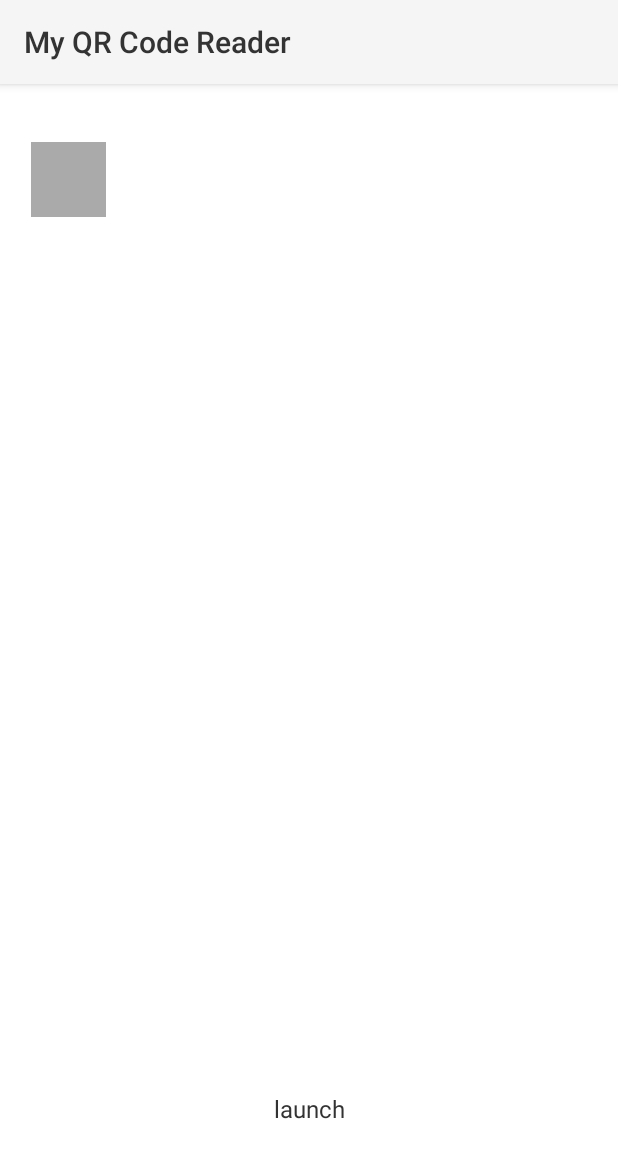
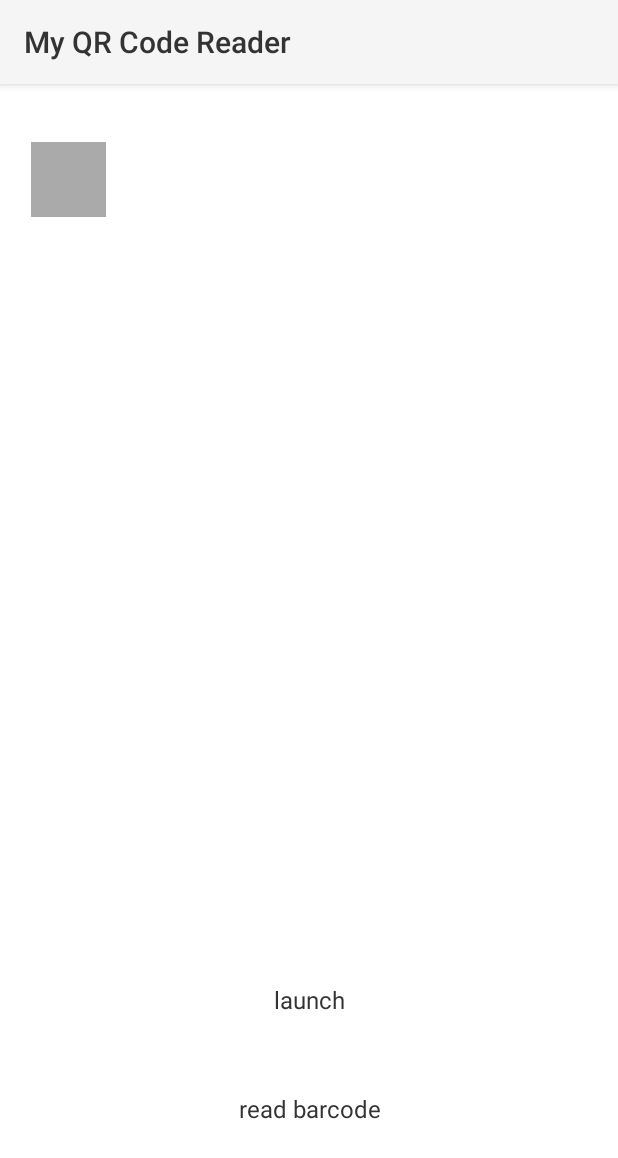
Before and after one commit to OSN-DEV/MyQrCodeReader, an Android app: the screen it shows after launch (MyQrCodeReaderMainActivity), on a phone screen of 412 x 824 dp. Shown: the top 1158 px of the screen. Run offline under Robolectric (Android 15) with nearby library versions, the phone set to English and light mode, and no system bars; our stand-ins replace EventBus; libraries missing offline, so code that uses them is left out: com.github.kittinunf.fuel, com.github.kittinunf.result; 1 statement that could not run was skipped.

Commit message:
Faviconの取得処理を追加。サイト名取得はまだ正規表現が未完成

```diff
--- a/src/app/build.gradle
+++ b/src/app/build.gradle
@@ -27,10 +27,9 @@ dependencies {
     implementation "org.jetbrains.kotlin:kotlin-stdlib-jre7:$kotlin_version"
     implementation 'com.android.support:appcompat-v7:28.0.0'
     implementation 'com.android.support.constraint:constraint-layout:1.1.3'
-//    implementation 'com.google.android.gms:play-services-vision:9.4.0+'
     implementation 'com.google.android.gms:play-services-vision:17.0.2'
-//    implementation 'com.google.android.gms:play-services-vision:16.0.0'
     implementation 'com.android.support:support-v4:28.0.0'
 
+    implementation 'com.github.kittinunf.fuel:fuel:1.12.0'
     implementation 'org.greenrobot:eventbus:3.1.1'
 }
--- a/src/app/src/main/AndroidManifest.xml
+++ b/src/app/src/main/AndroidManifest.xml
@@ -5,6 +5,7 @@
     <uses-feature android:name="android.hardware.camera"/>
 
     <uses-permission android:name="android.permission.CAMERA"/>
+    <uses-permission android:name="android.permission.INTERNET"/>
 
     <application
       android:allowBackup="true"
--- a/src/app/src/main/java/tenpokei/java_conf/gr/jp/myqrcodereader/BarcodeCaptureFragment.kt
+++ b/src/app/src/main/java/tenpokei/java_conf/gr/jp/myqrcodereader/BarcodeCaptureFragment.kt
@@ -45,7 +45,7 @@ class BarcodeCaptureFragment : Fragment(), BarcodeGraphicTracker.BarcodeUpdateLi
 
 
     interface OnBarcodeDetectedListener {
-        fun onBarcodeDetected(value: String?)
+        fun onBarcodeDetected(displayValue: String?)
     }
 
     private var _barcodeDetectedListener: OnBarcodeDetectedListener? = null
--- a/src/app/src/main/java/tenpokei/java_conf/gr/jp/myqrcodereader/CaptureResultFragment.kt
+++ b/src/app/src/main/java/tenpokei/java_conf/gr/jp/myqrcodereader/CaptureResultFragment.kt
@@ -1,22 +1,48 @@
 package tenpokei.java_conf.gr.jp.myqrcodereader
 
+import android.net.Uri
 import android.os.Bundle
 import android.support.v4.app.Fragment
+import android.util.Log
 import android.view.LayoutInflater
 import android.view.View
 import android.view.ViewGroup
+import android.widget.ImageView
 import android.widget.TextView
+import com.github.kittinunf.fuel.httpGet
 import org.greenrobot.eventbus.EventBus
 import org.greenrobot.eventbus.ThreadMode
 import org.greenrobot.eventbus.Subscribe
+import com.github.kittinunf.result.Result
+import tenpokei.java_conf.gr.jp.myqrcodereader.data.AppDatabase
+import android.graphics.BitmapFactory
+import android.graphics.Bitmap
+import android.os.Handler
+import android.os.Looper
+import java.util.regex.Pattern
+
 
 /**
  * show result of qr code capture
  */
 class CaptureResultFragment : Fragment() {
+    // KotlinでHTTP通信（FuelとHttpURLConnection）
+    // https://qiita.com/naoi/items/8df1409ad48ad8f3c632
 
-    private var _value: String = ""
-    private lateinit var _displayValue: TextView
+    // AndroidでのBitmap/JPEG/byte配列の相互変換
+    // https://qiita.com/aymikmts/items/7139fa6c4da3b57cb4fc
+
+    // How to convert image to byte array and byte array to image in Java
+    // http://mrbool.com/how-to-convert-image-to-byte-array-and-byte-array-to-image-in-java/25136
+
+    private val FaviconUrl = "http://www.google.com/s2/favicons?domain="
+    private lateinit var _database: AppDatabase
+    private var _id: Long = -1
+    private val LogTag = "MyQuCodeReader"
+
+    private lateinit var _displayValueTextView: TextView
+    private lateinit var _siteIcon: ImageView
+    private lateinit var _siteName: TextView
 
     //==============================================================================================
     // Fragment
@@ -24,9 +50,17 @@ class CaptureResultFragment : Fragment() {
     override fun onCreateView(inflater: LayoutInflater, container: ViewGroup?,
                               savedInstanceState: Bundle?): View? {
         val view = inflater.inflate(R.layout.fragment_capture_result, container, false)
-        _displayValue = view.findViewById(R.id.display_value)
-        _displayValue.text = _value
+        _displayValueTextView = view.findViewById(R.id.display_value)
+        _siteName = view.findViewById(R.id.site_name)
+        _siteIcon = view.findViewById(R.id.site_icon)
         return view
+    }
+
+    override fun onActivityCreated(savedInstanceState: Bundle?) {
+        super.onActivityCreated(savedInstanceState)
+        if (activity != null) {
+            _database = AppDatabase(activity!!.applicationContext)
+        }
     }
 
     override fun onStart() {
@@ -40,14 +74,6 @@ class CaptureResultFragment : Fragment() {
     }
 
 
-    //==============================================================================================
-    // Public Method
-    //==============================================================================================
-    fun showResult(displayValue: String) {
-        _value = displayValue
-        _displayValue.text = _value
-    }
-
 
     //==============================================================================================
     // Event Bus
@@ -55,7 +81,64 @@ class CaptureResultFragment : Fragment() {
     @SuppressWarnings("unused")
     @Subscribe(sticky = true, threadMode = ThreadMode.MAIN)
     fun onMessageEvent(event: BarcodeDetectEvent) {
-        _displayValue.text = event.displayValue
+        showResult(event.displayValue)
+    }
+
+
+
+    //==============================================================================================
+    // Private Method
+    //==============================================================================================
+    /**
+     * show detected result
+     */
+    private fun showResult(displayValue: String) {
+        _displayValueTextView.text = displayValue
+        _id = _database.createHistory(displayValue)
+
+        // get favicon and site namte
+        try {
+            if (displayValue.startsWith("http://") || displayValue.startsWith("https://")) {
+                var uri = Uri.parse(displayValue)
+
+                // site name
+                displayValue.httpGet().response { request, response, result ->
+                    when (result) {
+                        is Result.Success -> {
+                            var body = String(response.data)
+                            val pattern = Pattern.compile("<title>(?<value>.*)</title>")
+                            val matcher = pattern.matcher(body)
+                            if (matcher.matches()) {
+//                                _siteName.text = matcher.group("value").toString()
+                                _siteName.text = matcher.group(0).toString()
+                            }
+
+                        }
+                        is Result.Failure -> {
+                            Log.d(LogTag, "Fail to get favicon")
+                        }
+                    }
+                }
+
+                // favicon
+                (FaviconUrl + uri.authority).httpGet().response { request, response, result ->
+                    when (result) {
+                        is Result.Success -> {
+                            _database.updateSiteIcon(_id, response.data)
+                            val bmp = BitmapFactory.decodeByteArray(response.data, 0, response.data.size)
+                            Handler(Looper.getMainLooper()).post(Runnable {
+                                _siteIcon.setImageBitmap(BitmapFactory.decodeByteArray(response.data, 0, response.data.size))
+                            })
+                        }
+                        is Result.Failure -> {
+                            Log.d(LogTag, "Fail to get favicon")
+                        }
+                    }
+                }
+            }
+        } catch (ex: Exception) {
+            Log.e(LogTag, ex.message, ex)
+        }
     }
 
 
@@ -66,8 +149,7 @@ class CaptureResultFragment : Fragment() {
         const val TAG = "CaptureResultFragment"
 
         fun newInstance(): Fragment {
-            val fragment = CaptureResultFragment()
-            return fragment
+            return CaptureResultFragment()
         }
     }
 }
--- a/src/app/src/main/res/layout/fragment_capture_result.xml
+++ b/src/app/src/main/res/layout/fragment_capture_result.xml
@@ -27,7 +27,7 @@
         app:layout_constraintGuide_percent="0.95" />
 
     <ImageView
-        android:id = "@+id/favicon"
+        android:id = "@+id/site_icon"
         android:background="#AAAAAA"
         app:layout_constraintStart_toStartOf="@+id/guide_start"
         app:layout_constraintTop_toTopOf="@+id/guide_top"
@@ -41,7 +41,7 @@
         android:layout_height="50dp"
         android:textSize="@dimen/font_larger"
         android:gravity="center_vertical"
-        app:layout_constraintStart_toEndOf="@+id/favicon"
+        app:layout_constraintStart_toEndOf="@+id/site_icon"
         app:layout_constraintTop_toTopOf="@+id/guide_top"
         tools:text="Google" />
 
@@ -49,7 +49,7 @@
         android:id="@+id/display_value"
         style="@style/TextViewBase"
         app:layout_constraintStart_toStartOf="@+id/guide_start"
-        app:layout_constraintTop_toBottomOf="@+id/favicon"
+        app:layout_constraintTop_toBottomOf="@+id/site_icon"
         android:layout_marginTop="10dp"
         android:layout_marginStart="20dp"
         tools:text="http://www.google.co.jp"/>
@@ -60,9 +60,20 @@
         android:layout_width="0dp"
         android:layout_height="wrap_content"
         android:layout_marginBottom="20dp"
-        app:layout_constraintBottom_toBottomOf="@+id/guide_bottom"
+        app:layout_constraintBottom_toTopOf="@+id/read_barcode"
         app:layout_constraintLeft_toLeftOf="parent"
         app:layout_constraintRight_toRightOf="parent"
         android:text="@string/caption_launch" />
 
+    <TextView
+      android:id="@+id/read_barcode"
+      style="@style/TextButton"
+      android:layout_width="0dp"
+      android:layout_height="wrap_content"
+      android:layout_marginBottom="20dp"
+      app:layout_constraintBottom_toBottomOf="@+id/guide_bottom"
+      app:layout_constraintLeft_toLeftOf="parent"
+      app:layout_constraintRight_toRightOf="parent"
+      android:text="@string/caption_read_barcode" />
+
 </android.support.constraint.ConstraintLayout>
--- a/src/app/src/main/res/values/strings.xml
+++ b/src/app/src/main/res/values/strings.xml
@@ -18,6 +18,7 @@
 
     <!-- caption -->
     <string name="caption_launch">launch</string>
+    <string name="caption_read_barcode">read barcode</string>
 
     <!-- error message -->
     <string name="error_message_permission_denied">App exits because "use camera" permission is not granted.</string>
```
Also changed, not shown: src/app/src/main/java/tenpokei/java_conf/gr/jp/myqrcodereader/data/AppDatabase.kt (+46 -7 lines), src/app/src/main/res/drawable/favicons.png (added), 1 other file.
